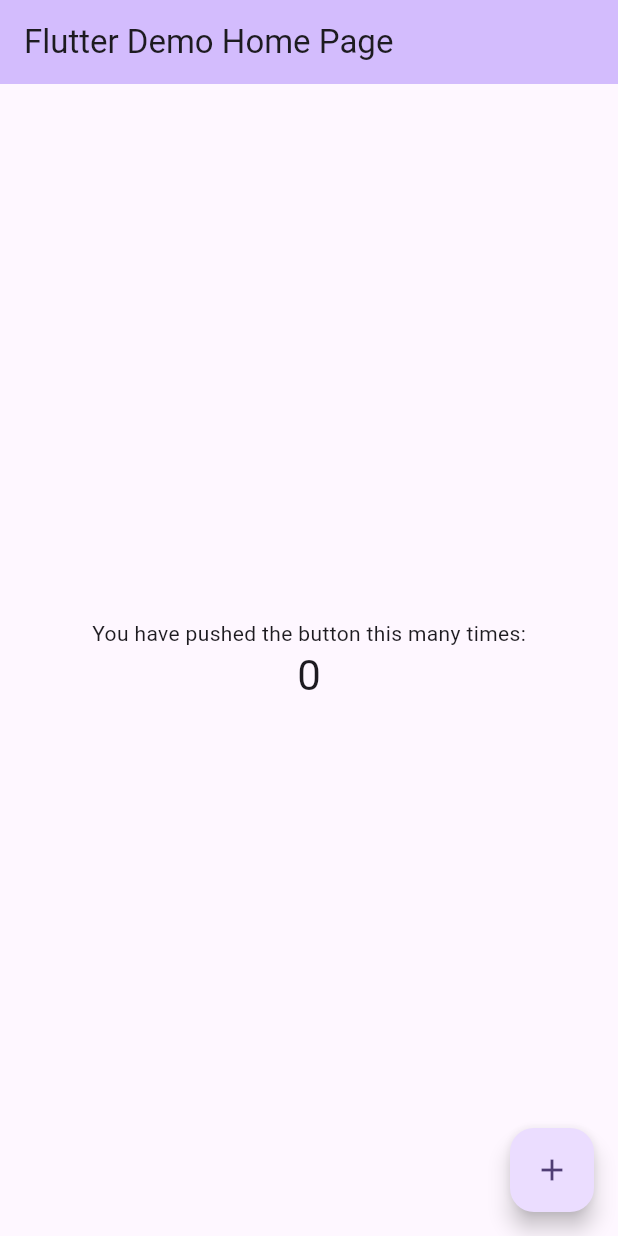
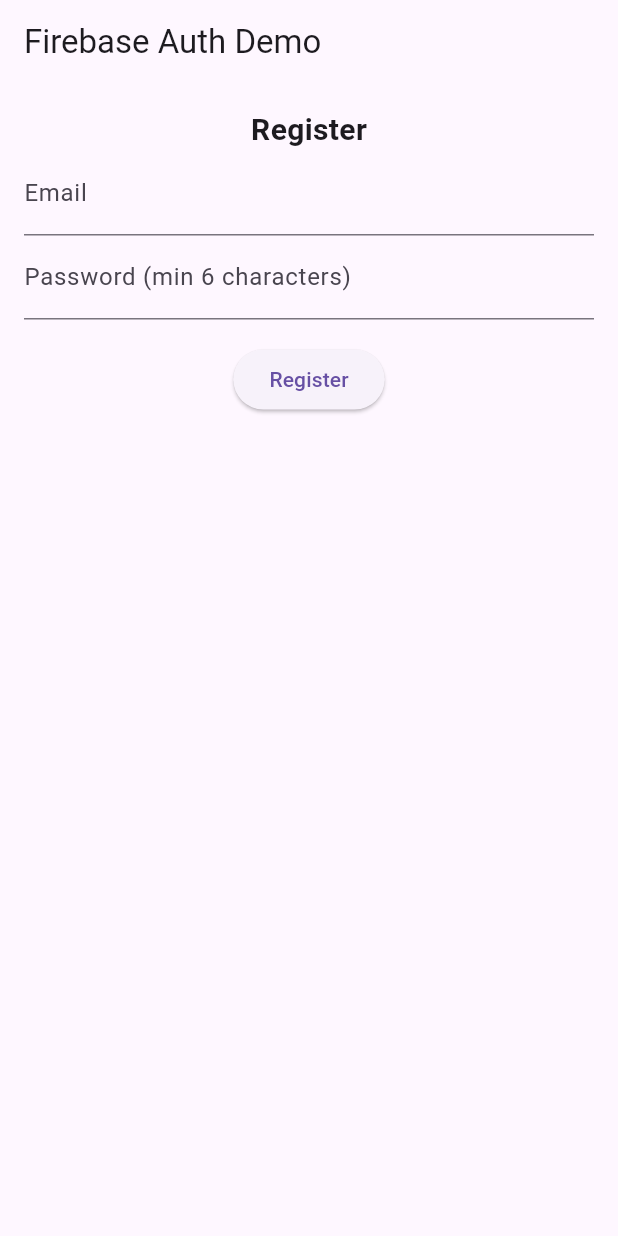
Before and after one commit to grawlings1/icw13, a Flutter app: the screen it shows after launch, on a phone screen of 412 x 824 dp. Run offline on Flutter 3.47's test engine with Material 3 defaults, Android fonts, the phone set to English and light mode, and no system bars; our stand-ins replace firebase_auth, firebase_core; accounts and stored records are empty; generated files the repository leaves out were written again.

Commit message:
register update

```diff
--- a/lib/main.dart
+++ b/lib/main.dart
@@ -1,122 +1,137 @@
 import 'package:flutter/material.dart';
+import 'package:firebase_core/firebase_core.dart';
+import 'package:firebase_auth/firebase_auth.dart';
+import 'firebase_options.dart';
 
-void main() {
-  runApp(const MyApp());
+void main() async {
+  WidgetsFlutterBinding.ensureInitialized();
+  await Firebase.initializeApp(
+    options: DefaultFirebaseOptions.currentPlatform,
+  );
+  runApp(MyApp());
 }
 
 class MyApp extends StatelessWidget {
-  const MyApp({super.key});
+  const MyApp({Key? key}) : super(key: key);
 
-  // This widget is the root of your application.
   @override
   Widget build(BuildContext context) {
     return MaterialApp(
-      title: 'Flutter Demo',
-      theme: ThemeData(
-        // This is the theme of your application.
-        //
-        // TRY THIS: Try running your application with "flutter run". You'll see
-        // the application has a purple toolbar. Then, without quitting the app,
-        // try changing the seedColor in the colorScheme below to Colors.green
-        // and then invoke "hot reload" (save your changes or press the "hot
-        // reload" button in a Flutter-supported IDE, or press "r" if you used
-        // the command line to start the app).
-        //
-        // Notice that the counter didn't reset back to zero; the application
-        // state is not lost during the reload. To reset the state, use hot
-        // restart instead.
-        //
-        // This works for code too, not just values: Most code changes can be
-        // tested with just a hot reload.
-        colorScheme: ColorScheme.fromSeed(seedColor: Colors.deepPurple),
-      ),
-      home: const MyHomePage(title: 'Flutter Demo Home Page'),
+      title: 'Firebase Auth Demo',
+      home: MyHomePage(title: 'Firebase Auth Demo'),
     );
   }
 }
 
-class MyHomePage extends StatefulWidget {
-  const MyHomePage({super.key, required this.title});
-
-  // This widget is the home page of your application. It is stateful, meaning
-  // that it has a State object (defined below) that contains fields that affect
-  // how it looks.
-
-  // This class is the configuration for the state. It holds the values (in this
-  // case the title) provided by the parent (in this case the App widget) and
-  // used by the build method of the State. Fields in a Widget subclass are
-  // always marked "final".
-
+class MyHomePage extends StatelessWidget {
   final String title;
+  const MyHomePage({Key? key, required this.title}) : super(key: key);
 
   @override
-  State<MyHomePage> createState() => _MyHomePageState();
+  Widget build(BuildContext context) {
+    return Scaffold(
+      appBar: AppBar(
+        title: Text(title),
+      ),
+      body: Center(
+        child: RegisterEmailSection(auth: FirebaseAuth.instance),
+      ),
+    );
+  }
 }
 
-class _MyHomePageState extends State<MyHomePage> {
-  int _counter = 0;
+class RegisterEmailSection extends StatefulWidget {
+  final FirebaseAuth auth;
+  const RegisterEmailSection({Key? key, required this.auth}) : super(key: key);
 
-  void _incrementCounter() {
-    setState(() {
-      // This call to setState tells the Flutter framework that something has
-      // changed in this State, which causes it to rerun the build method below
-      // so that the display can reflect the updated values. If we changed
-      // _counter without calling setState(), then the build method would not be
-      // called again, and so nothing would appear to happen.
-      _counter++;
-    });
+  @override
+  _RegisterEmailSectionState createState() => _RegisterEmailSectionState();
+}
+
+class _RegisterEmailSectionState extends State<RegisterEmailSection> {
+  final _formKey = GlobalKey<FormState>();
+  final TextEditingController _emailController = TextEditingController();
+  final TextEditingController _passwordController = TextEditingController();
+  bool _success = false;
+  bool _initialState = true;
+  String? _userEmail;
+
+  void _register() async {
+    try {
+      await widget.auth.createUserWithEmailAndPassword(
+        email: _emailController.text.trim(),
+        password: _passwordController.text.trim(),
+      );
+      setState(() {
+        _success = true;
+        _userEmail = _emailController.text.trim();
+        _initialState = false;
+      });
+    } on FirebaseAuthException catch (e) {
+      setState(() {
+        _success = false;
+        _initialState = false;
+      });
+      ScaffoldMessenger.of(context).showSnackBar(
+        SnackBar(content: Text('Registration failed: ${e.message}')),
+      );
+      print('Registration error: ${e.code} - ${e.message}');
+    }
   }
 
   @override
   Widget build(BuildContext context) {
-    // This method is rerun every time setState is called, for instance as done
-    // by the _incrementCounter method above.
-    //
-    // The Flutter framework has been optimized to make rerunning build methods
-    // fast, so that you can just rebuild anything that needs updating rather
-    // than having to individually change instances of widgets.
-    return Scaffold(
-      appBar: AppBar(
-        // TRY THIS: Try changing the color here to a specific color (to
-        // Colors.amber, perhaps?) and trigger a hot reload to see the AppBar
-        // change color while the other colors stay the same.
-        backgroundColor: Theme.of(context).colorScheme.inversePrimary,
-        // Here we take the value from the MyHomePage object that was created by
-        // the App.build method, and use it to set our appbar title.
-        title: Text(widget.title),
-      ),
-      body: Center(
-        // Center is a layout widget. It takes a single child and positions it
-        // in the middle of the parent.
+    return Form(
+      key: _formKey,
+      child: Padding(
+        padding: EdgeInsets.all(16.0),
         child: Column(
-          // Column is also a layout widget. It takes a list of children and
-          // arranges them vertically. By default, it sizes itself to fit its
-          // children horizontally, and tries to be as tall as its parent.
-          //
-          // Column has various properties to control how it sizes itself and
-          // how it positions its children. Here we use mainAxisAlignment to
-          // center the children vertically; the main axis here is the vertical
-          // axis because Columns are vertical (the cross axis would be
-          // horizontal).
-          //
-          // TRY THIS: Invoke "debug painting" (choose the "Toggle Debug Paint"
-          // action in the IDE, or press "p" in the console), to see the
-          // wireframe for each widget.
-          mainAxisAlignment: MainAxisAlignment.center,
-          children: <Widget>[
-            const Text('You have pushed the button this many times:'),
+          children: [
             Text(
-              '$_counter',
-              style: Theme.of(context).textTheme.headlineMedium,
+              'Register',
+              style: TextStyle(fontSize: 20, fontWeight: FontWeight.bold),
             ),
+            TextFormField(
+              controller: _emailController,
+              decoration: InputDecoration(labelText: 'Email'),
+              validator: (value) {
+                if (value == null || value.isEmpty)
+                  return 'Please enter an email';
+                if (!value.contains('@'))
+                  return 'Enter a valid email';
+                return null;
+              },
+            ),
+            TextFormField(
+              controller: _passwordController,
+              decoration: InputDecoration(labelText: 'Password (min 6 characters)'),
+              obscureText: true,
+              validator: (value) {
+                if (value == null || value.isEmpty)
+                  return 'Please enter a password';
+                if (value.length < 6)
+                  return 'Password must be at least 6 characters';
+                return null;
+              },
+            ),
+            SizedBox(height: 16),
+            ElevatedButton(
+              onPressed: () {
+                if (_formKey.currentState!.validate()) {
+                  _register();
+                }
+              },
+              child: Text('Register'),
+            ),
+            SizedBox(height: 10),
+            if (!_initialState)
+              Text(
+                _success ? 'Registered as $_userEmail' : 'Registration failed',
+                style: TextStyle(color: _success ? Colors.green : Colors.red),
+              ),
           ],
         ),
       ),
-      floatingActionButton: FloatingActionButton(
-        onPressed: _incrementCounter,
-        tooltip: 'Increment',
-        child: const Icon(Icons.add),
-      ), // This trailing comma makes auto-formatting nicer for build methods.
     );
   }
 }
```
